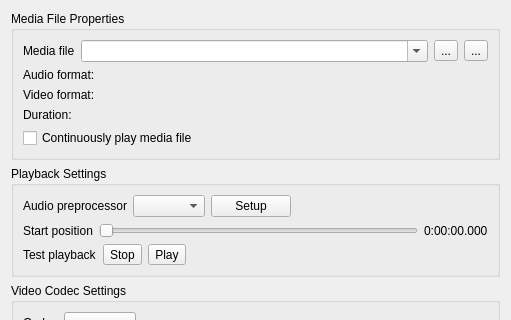
Qt form Client/qtTeamTalk/streammediafile.ui (BearWare/TeamTalk5) before a commit; both pictures show x 0 to 511 and y 0 to 320 of the 511 by 523 pixel window.
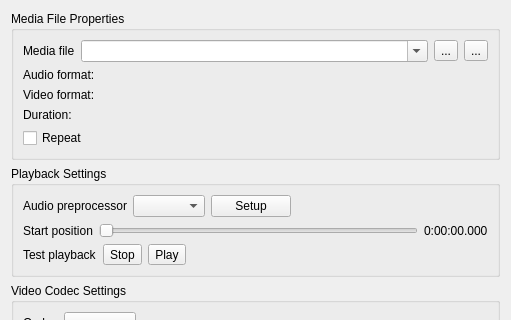
The same form after that commit. Icons and pictures are not drawn.

```diff
--- a/Client/qtTeamTalk/streammediafile.ui
+++ b/Client/qtTeamTalk/streammediafile.ui
@@ -113,7 +113,7 @@
       <item>
        <widget class="QCheckBox" name="loopChkBox">
         <property name="text">
-         <string>Continuously play media file</string>
+         <string>Repeat</string>
         </property>
        </widget>
       </item>
```
Left out of the diff: 6 changed lines with no effect on the pictures.
